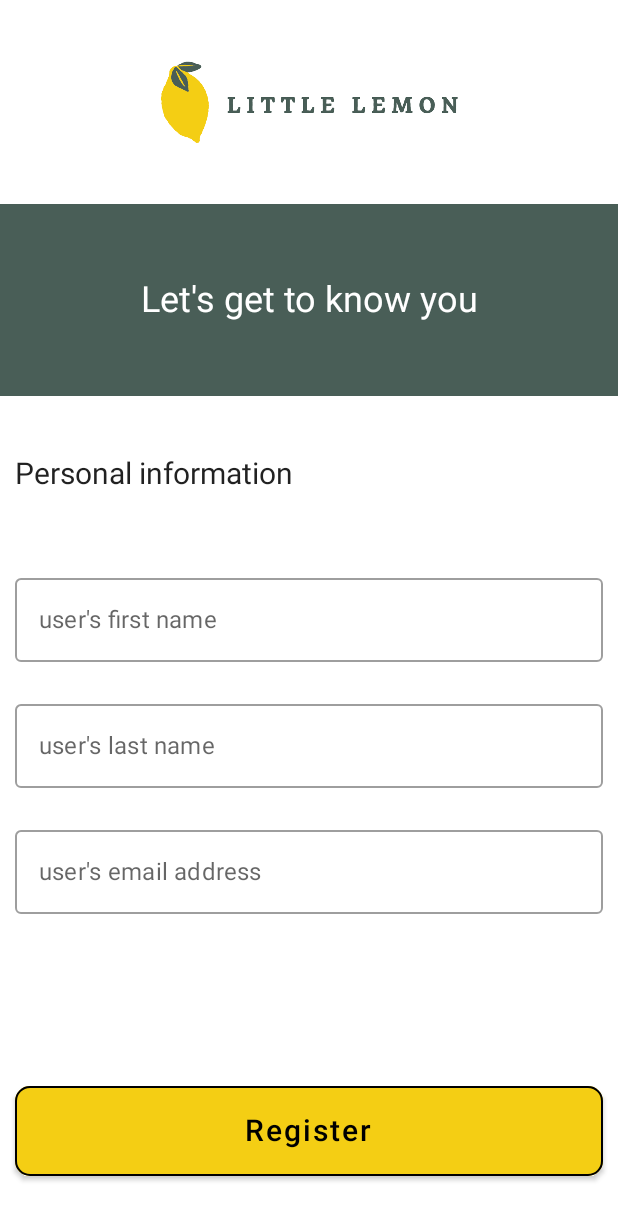
After one commit to prakash-eng-ai/little-lemon, an Android app built with Jetpack Compose: the composable Onboarding shown on its own in the app's theme, on a phone screen of 412 x 824 dp. The commit adds this screen. Shown: the top 1220 px of the screen. Run offline under Robolectric (Android 15) with nearby library versions, the phone set to English and light mode, and no system bars.

Commit message:
oboarding scree

```diff
--- /dev/null
+++ b/app/src/main/java/com/example/littlelemoncapstone/Onboarding.kt
@@ -0,0 +1,115 @@
+package com.example.littlelemoncapstone
+
+import androidx.compose.foundation.BorderStroke
+import androidx.compose.foundation.Image
+import androidx.compose.foundation.background
+import androidx.compose.foundation.layout.*
+import androidx.compose.foundation.shape.RoundedCornerShape
+import androidx.compose.material.Button
+import androidx.compose.material.ButtonDefaults
+import androidx.compose.material.OutlinedTextField
+import androidx.compose.material.Text
+import androidx.compose.runtime.*
+import androidx.compose.ui.Alignment.Companion.CenterHorizontally
+import androidx.compose.ui.Modifier
+import androidx.compose.ui.graphics.Color
+import androidx.compose.ui.res.painterResource
+import androidx.compose.ui.text.style.TextAlign
+import androidx.compose.ui.tooling.preview.Preview
+import androidx.compose.ui.unit.dp
+import androidx.compose.ui.unit.sp
+import com.example.littlelemoncapstone.ui.theme.green
+import com.example.littlelemoncapstone.ui.theme.yellow
+
+@Composable
+fun Onboarding() {
+    var firstName by remember {
+        mutableStateOf("")
+    }
+    var lastName by remember {
+        mutableStateOf("")
+    }
+    var emailAddress by remember {
+        mutableStateOf("")
+    }
+
+    Column(
+        modifier = Modifier
+            .fillMaxSize()
+            .background(Color.White)
+    ) {
+        Image(
+            painter = painterResource(id = R.drawable.logo),
+            contentDescription = "",
+            modifier = Modifier
+                .padding(40.dp)
+                .width(200.dp)
+                .align(CenterHorizontally)
+        )
+        Text(
+            text = "Let's get to know you",
+            fontSize = 24.sp,
+            color = Color.White,
+            modifier = Modifier
+                .fillMaxWidth()
+                .background(green)
+                .padding(top = 50.dp, bottom = 50.dp),
+            textAlign = TextAlign.Center
+        )
+        Text(
+            text = "Personal information",
+            fontSize = 20.sp,
+            modifier = Modifier
+                .padding(10.dp, top = 40.dp, bottom = 40.dp)
+        )
+        OutlinedTextField(
+            value = firstName,
+            onValueChange = { firstName = it },
+            label = { Text(text = "user's first name") },
+            modifier = Modifier
+                .padding(10.dp)
+                .fillMaxWidth()
+        )
+        OutlinedTextField(
+            value = lastName,
+            onValueChange = { lastName = it },
+            label = { Text(text = "user's last name") },
+            modifier = Modifier
+                .padding(10.dp)
+                .fillMaxWidth()
+        )
+        OutlinedTextField(
+            value = emailAddress,
+            onValueChange = { emailAddress = it },
+            label = { Text(text = "user's email address") },
+            modifier = Modifier
+                .padding(10.dp)
+                .fillMaxWidth()
+        )
+        Spacer(modifier = Modifier.weight(1f))
+        Button(
+            onClick = { /*TODO*/ },
+            modifier = Modifier
+                .align(CenterHorizontally)
+                .fillMaxWidth()
+                .padding(start = 10.dp, end = 10.dp, bottom = 40.dp),
+            border = BorderStroke(1.dp, Color.Black),
+            shape = RoundedCornerShape(10.dp),
+            colors = ButtonDefaults.buttonColors(
+                backgroundColor = yellow
+            )
+        ) {
+            Text(
+                text = "Register",
+                fontSize = 20.sp,
+                modifier = Modifier.padding(10.dp)
+            )
+        }
+    }
+}
+
+@Preview(showBackground = true)
+@Composable
+fun OnboardingPreview() {
+    Onboarding()
+}
--- a/app/src/main/java/com/example/littlelemoncapstone/ui/theme/Color.kt
+++ b/app/src/main/java/com/example/littlelemoncapstone/ui/theme/Color.kt
@@ -6,3 +6,5 @@ val Purple200 = Color(0xFFBB86FC)
 val Purple500 = Color(0xFF6200EE)
 val Purple700 = Color(0xFF3700B3)
 val Teal200 = Color(0xFF03DAC5)
+val yellow = Color(0xFFF4CE14)
+val green = Color(0xFF495E57)
--- a/app/src/main/res/values/colors.xml
+++ b/app/src/main/res/values/colors.xml
@@ -7,4 +7,6 @@
     <color name="teal_700">#FF018786</color>
     <color name="black">#FF000000</color>
     <color name="white">#FFFFFFFF</color>
+    <color name="yellow">#FFF4CE14</color>
+    <color name="green">#FF495E57</color>
 </resources>
```
Also changed, not shown: app/src/main/res/drawable/logo.png (added).
